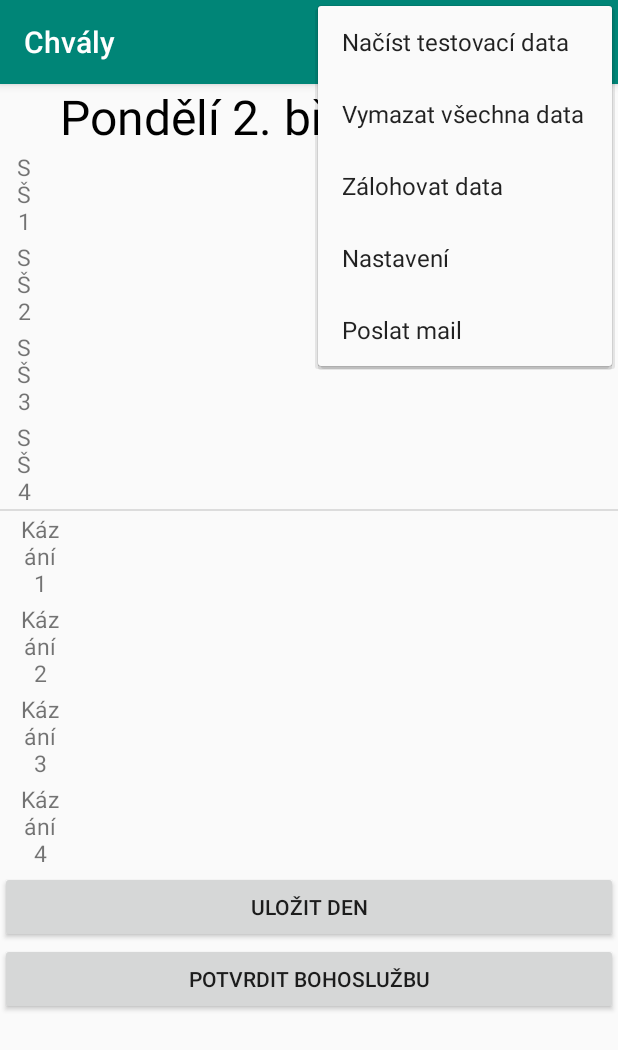
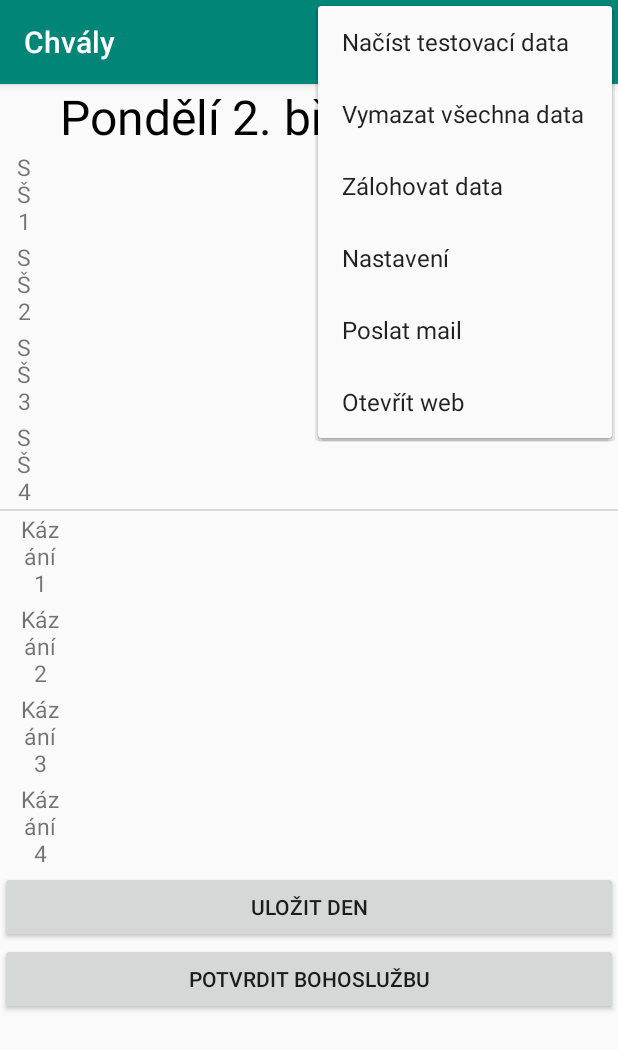
Before and after one commit to jelazi/WorshipCounter, an Android app: the screen it shows after launch (WorshipActivity), with the options menu open, on a phone screen of 412 x 824 dp. Shown: the top 1050 px of the screen. Run offline under Robolectric (Android 15) with nearby library versions, the phone set to English and light mode, and no system bars; libraries missing offline, so code that uses them is left out: co.nedim.maildroidx, javax.mail, javax.mail.internet.

Commit message:
default value

```diff
--- a/app/src/main/java/cz/lubin/worshipcounter/FtpWorshipClient.kt
+++ b/app/src/main/java/cz/lubin/worshipcounter/FtpWorshipClient.kt
@@ -17,7 +17,7 @@ object FtpWorshipClient {
     var password = ""
     var directoryToday = ""
     var directoryBackup = ""
-    var directoryDefault = "/default/"
+    var directoryDefault = ""
 
     var worshipActivity: WorshipActivity? = null
 
@@ -160,6 +160,7 @@ object FtpWorshipClient {
         password = preference.getString(activity.getString(R.string.ftp_password_key), activity.getString(R.string.ftp_password_value))
         directoryToday = preference.getString(activity.getString(R.string.ftp_directory_today_key), activity.getString(R.string.ftp_directory_today_value))
         directoryBackup = preference.getString(activity.getString(R.string.ftp_directory_backup_key), activity.getString(R.string.ftp_directory_backup_value))
+        directoryDefault = preference.getString(activity.getString(R.string.ftp_directory_default_key), activity.getString(R.string.ftp_directory_default_value))
 
     }
 }
--- a/app/src/main/java/cz/lubin/worshipcounter/JsonParser.kt
+++ b/app/src/main/java/cz/lubin/worshipcounter/JsonParser.kt
@@ -23,6 +23,9 @@ object JsonParser {
         val gson = Gson()
         val itemType = object : TypeToken<ArrayList<Song>>() {}.type
         val jsonObject = gson.fromJson<ArrayList<Song>>(json, itemType)
+        for (song in jsonObject) {
+            song.controlCorrect()
+        }
         return jsonObject
     }
 
--- a/app/src/main/res/menu/worship_menu.xml
+++ b/app/src/main/res/menu/worship_menu.xml
@@ -53,5 +53,10 @@
         android:orderInCategory="100"
         android:title="Poslat mail"/>
 
+    <item
+        android:id="@+id/test_web"
+        android:orderInCategory="100"
+        android:title="Otevřít web"/>
+
 
 </menu>
--- a/app/src/main/res/values/strings.xml
+++ b/app/src/main/res/values/strings.xml
@@ -1,7 +1,6 @@
 <resources>
     <string name="app_name">Chvály</string>
     <string name="button2">Button</string>
-
 
 
     <string name="ftp_address_value">klokanek.endora.cz</string>
@@ -9,6 +8,8 @@
     <string name="ftp_user_name_value">worship</string>
     <string name="ftp_directory_today_value">/today/</string>
     <string name="ftp_directory_backup_value">/backup/</string>
+    <string name="ftp_directory_default_value">/default/</string>
+
 
 
     <string name="ftp_address_title">Adresa</string>
@@ -16,6 +17,7 @@
     <string name="ftp_user_name_title">Uživatelské jméno</string>
     <string name="ftp_directory_today_title">Adresář pro aktuální</string>
     <string name="ftp_directory_backup_title">Adresář pro zálohu</string>
+    <string name="ftp_directory_default_title">Adresář pro výchozí</string>
 
 
 
@@ -24,6 +26,8 @@
     <string name="ftp_user_name_key">ftp_user</string>
     <string name="ftp_directory_today_key">ftp_directory_today</string>
     <string name="ftp_directory_backup_key">ftp_directory_backup</string>
+    <string name="ftp_directory_default_key">ftp_directory_default</string>
+
 
 
     <string name="smtp_address_value">smtp.gmail.com</string>
@@ -31,12 +35,9 @@
     <string name="smtp_address_key">smtp_address</string>
 
 
-
     <string name="smtp_user_name_value">worship.breclav@gmail.com</string>
     <string name="smtp_user_name_title">Přihlašovací jméno pro mail</string>
     <string name="smtp_user_name_key">smtp_user_name</string>
-
-
 
 
     <string name="smtp_password_value">Adventisti777</string>
@@ -44,11 +45,9 @@
     <string name="smtp_password_key">smtp_password</string>
 
 
-
     <string name="smtp_port_value">465</string>
     <string name="smtp_port_title">Smtp port</string>
     <string name="smtp_port_key">smtp_port</string>
-
 
 
     <string name="mail_from_value">worship.breclav@gmail.com</string>
@@ -56,12 +55,9 @@
     <string name="mail_from_key">mail_from</string>
 
 
-
     <string name="mail_to_value">lzizka@gmail.com, jelazizkovi@gmail.com</string>
     <string name="mail_to_title">Emailové adresy příjemců</string>
     <string name="mail_to_key">mail_to</string>
-
-
 
 
     <string name="mail_subject_value">Návrhy písní</string>
@@ -69,12 +65,9 @@
     <string name="mail_subject_key">mail_subject</string>
 
 
-
     <string name="mail_message_value">Zde jsou návrhy na písně: </string>
     <string name="mail_message_title">Obsah zprávy</string>
     <string name="mail_message_key">mail_message</string>
 
 
-
-
 </resources>
--- a/app/src/main/res/xml/preference_main.xml
+++ b/app/src/main/res/xml/preference_main.xml
@@ -32,6 +32,12 @@
         android:key="@string/ftp_directory_backup_key"
         android:summary="@string/ftp_directory_backup_value"
         android:title="@string/ftp_directory_backup_title" />
+
+    <EditTextPreference
+        android:defaultValue="@string/ftp_directory_default_value"
+        android:key="@string/ftp_directory_default_key"
+        android:summary="@string/ftp_directory_default_value"
+        android:title="@string/ftp_directory_default_title" />
 
 
 </PreferenceCategory>
--- a/build.gradle
+++ b/build.gradle
@@ -8,7 +8,7 @@ buildscript {
 
     }
     dependencies {
-        classpath 'com.android.tools.build:gradle:3.6.0'
+        classpath 'com.android.tools.build:gradle:3.6.1'
         classpath "org.jetbrains.kotlin:kotlin-gradle-plugin:$kotlin_version"
         // NOTE: Do not place your application dependencies here; they belong
         // in the individual module build.gradle files
```
Also changed, not shown: app/src/main/AndroidManifest.xml (+16 -12 lines), app/src/main/java/cz/lubin/worshipcounter/Song.kt (+9 -0 lines), app/src/main/java/cz/lubin/worshipcounter/WebActivity.kt (added, +38 -0 lines), app/src/main/java/cz/lubin/worshipcounter/WorshipActivity.kt (+9 -0 lines), app/src/main/res/layout/activity_web.xml (added, +17 -0 lines).
